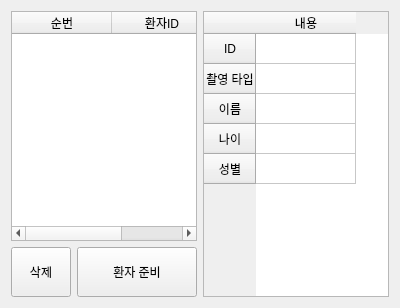
Qt form Project/src/imaging/ImagingSW/patientmanager.ui (AndaCondaa/Dental_Imaging_SW_System) before a commit.
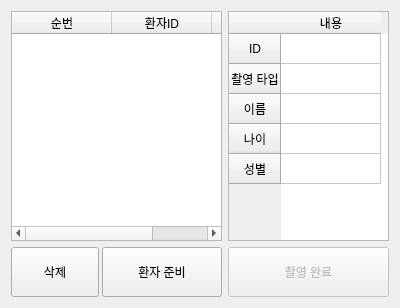
The same form after that commit.

Commit message: feat : Add finish proc

Patch:
```diff
--- a/Project/src/imaging/ImagingSW/patientmanager.ui
+++ b/Project/src/imaging/ImagingSW/patientmanager.ui
@@ -17,7 +17,7 @@
    <item row="0" column="0">
     <layout class="QHBoxLayout" name="horizontalLayout_2">
      <item>
-      <layout class="QVBoxLayout" name="verticalLayout">
+      <layout class="QVBoxLayout" name="verticalLayout_2">
        <item>
         <widget class="QTreeWidget" name="waitTreeWidget">
          <property name="sizePolicy">
@@ -80,6 +80,9 @@
        </item>
        <item>
         <layout class="QHBoxLayout" name="horizontalLayout">
+         <property name="spacing">
+          <number>3</number>
+         </property>
          <item>
           <widget class="QPushButton" name="deleteButton">
            <property name="sizePolicy">
@@ -123,13 +126,21 @@
       </layout>
      </item>
      <item>
+      <layout class="QVBoxLayout" name="verticalLayout">
+       <item>
       <widget class="QTableWidget" name="infoTableWidget">
        <property name="minimumSize">
         <size>
-         <width>170</width>
+           <width>161</width>
          <height>0</height>
         </size>
        </property>
+         <property name="maximumSize">
+          <size>
+           <width>161</width>
+           <height>16777215</height>
+          </size>
+         </property>
        <row>
         <property name="text">
          <string>ID</string>
@@ -234,6 +245,33 @@
         </property>
        </item>
       </widget>
+       </item>
+       <item>
+        <widget class="QPushButton" name="finishButton">
+         <property name="enabled">
+          <bool>false</bool>
+         </property>
+         <property name="minimumSize">
+          <size>
+           <width>161</width>
+           <height>50</height>
+          </size>
+         </property>
+         <property name="maximumSize">
+          <size>
+           <width>161</width>
+           <height>16777215</height>
+          </size>
+         </property>
+         <property name="styleSheet">
+          <string notr="true"/>
+         </property>
+         <property name="text">
+          <string>촬영 완료</string>
+         </property>
+        </widget>
+       </item>
+      </layout>
      </item>
     </layout>
    </item>
```
Lines whose indentation alone changed are shown as unchanged. The commit also changes 9 other files.
